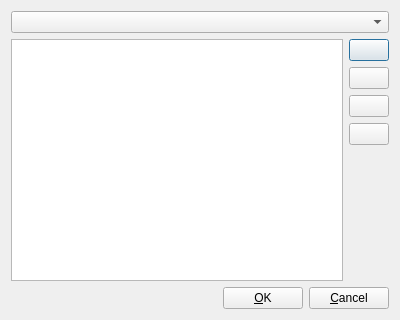
KDE/korganizer, file timescaleedit_base.ui: the form before one commit.
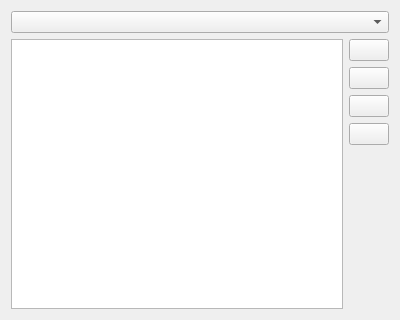
The form after the commit. Custom widgets are drawn as their Qt base class.

Commit message: Convert it in kdialog

Diff of the .ui file:
```diff
--- a/timescaleedit_base.ui
+++ b/timescaleedit_base.ui
@@ -1,6 +1,6 @@
 <ui version="4.0" >
- <class>TimeScaleEditDialog</class>
- <widget class="QDialog" name="TimeScaleEditDialog" >
+ <class>TimeScaleEditWidget</class>
+ <widget class="QWidget" name="TimeScaleEditWidget" >
   <property name="geometry" >
    <rect>
     <x>0</x>
@@ -68,37 +68,6 @@
      </item>
     </layout>
    </item>
-   <item>
-    <layout class="QHBoxLayout" >
-     <item>
-      <spacer>
-       <property name="orientation" >
-        <enum>Qt::Horizontal</enum>
-       </property>
-       <property name="sizeHint" >
-        <size>
-         <width>40</width>
-         <height>20</height>
-        </size>
-       </property>
-      </spacer>
-     </item>
-     <item>
-      <widget class="QPushButton" name="okButton" >
-       <property name="text" >
-        <string>&amp;OK</string>
-       </property>
-      </widget>
-     </item>
-     <item>
-      <widget class="QPushButton" name="cancelButton" >
-       <property name="text" >
-        <string>&amp;Cancel</string>
-       </property>
-      </widget>
-     </item>
-    </layout>
-   </item>
   </layout>
  </widget>
  <customwidgets>
```
Left out of the diff: 3 changed lines with no effect on the pictures. The commit also changes 2 other files.
